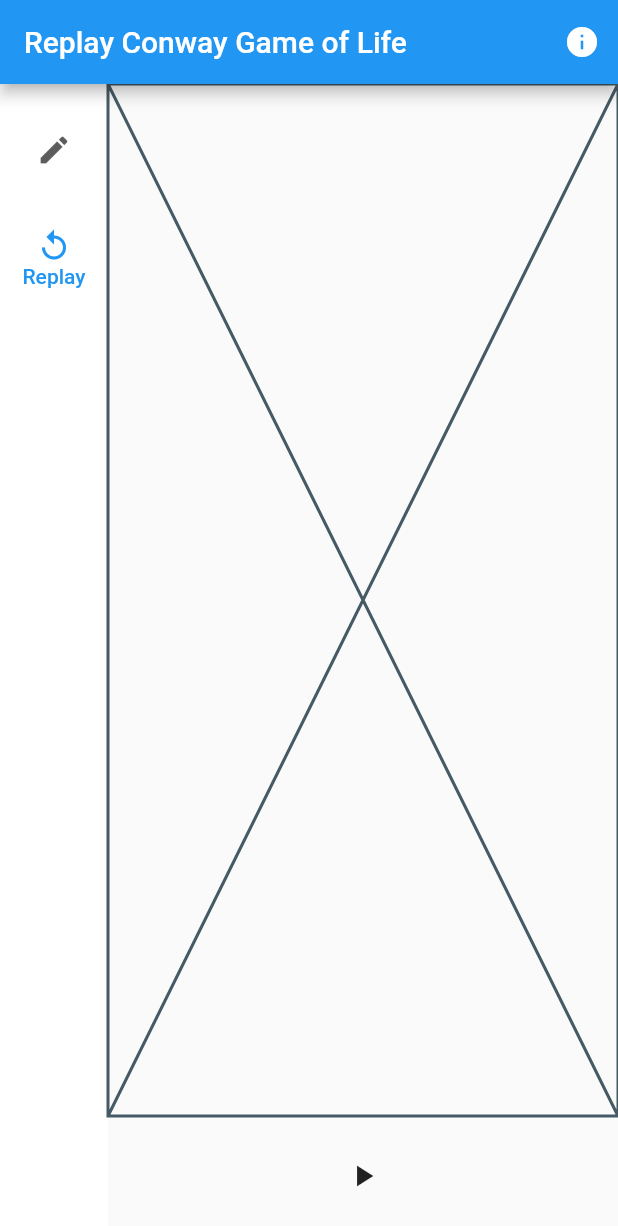
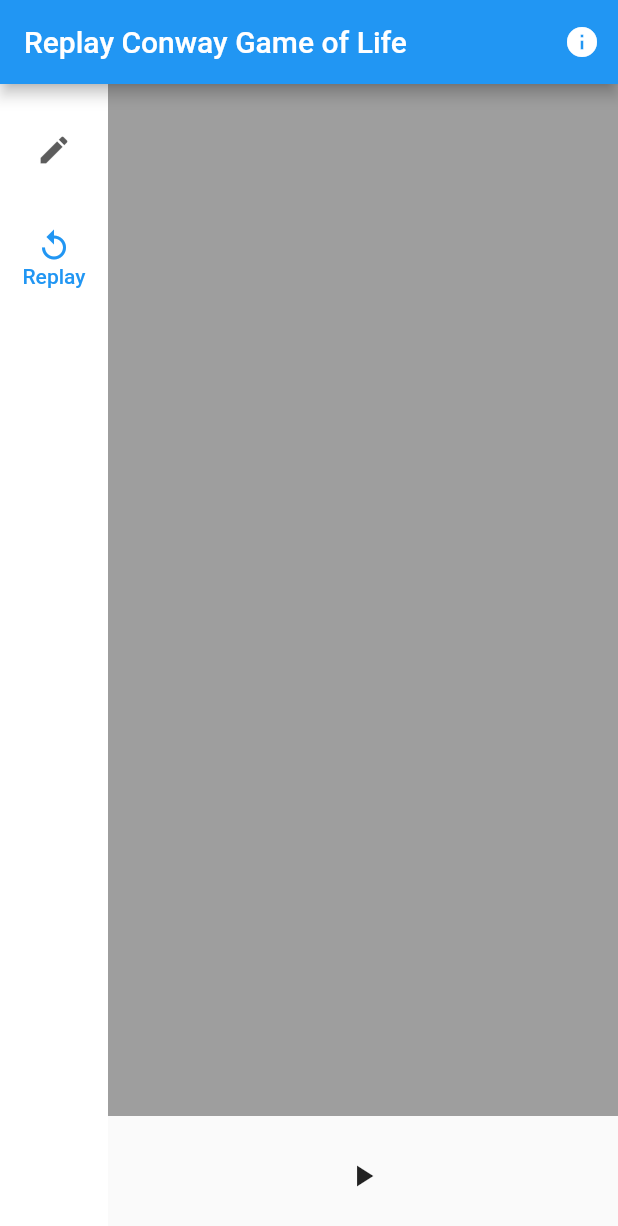
Before and after one commit to Zehua-Chen/conway-game-of-life, a Flutter app: the screen it shows after launch, after a tap on "Create", after a tap on "Replay", on a phone screen of 412 x 824 dp. Shown: the top 1226 px of the screen. Run offline on Flutter 3.47's test engine with Material 2 defaults, Android fonts, the phone set to English and light mode, and no system bars.

Commit message:
[feat] Add Custom Painter

```diff
--- a/frontend/lib/conway_player.dart
+++ b/frontend/lib/conway_player.dart
@@ -5,8 +5,8 @@ import 'dart:ui';
 class _Painter extends CustomPainter {
   @override
   void paint(Canvas canvas, Size size) {
-    Rect rect = const Offset(1.0, 2.0) & size;
-    canvas.drawRect(rect, Paint()..color = Colors.black);
+    Rect rect = const Offset(0, 0) & size;
+    canvas.drawRect(rect, Paint()..color = Colors.grey);
   }
 
   @override
@@ -34,7 +34,7 @@ class _ConwayPlayerState extends State<ConwayPlayer> {
   @override
   Widget build(BuildContext context) {
     return Column(children: [
-      const Expanded(child: Placeholder()),
+      Expanded(child: CustomPaint(painter: _Painter(), child: Container())),
       Padding(
           padding: const EdgeInsets.all(16.0),
           child: IconButton(
```
